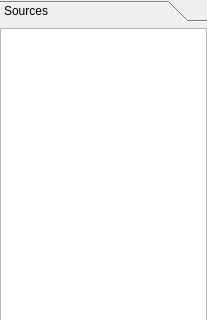
First picture: the form in src/mainui/projecttreewidget.ui, repository KDE/conquirere, before the edit; both pictures show x 0 to 207 and y 0 to 320 of the 207 by 475 pixel window.
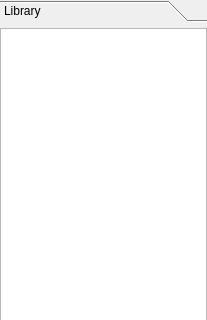
Second picture: the form after the edit.

```diff
--- a/src/mainui/projecttreewidget.ui
+++ b/src/mainui/projecttreewidget.ui
@@ -53,7 +53,7 @@
        </rect>
       </property>
       <attribute name="label">
-       <string>Sources</string>
+       <string>Library</string>
       </attribute>
       <layout class="QVBoxLayout" name="verticalLayout">
        <property name="margin">
```
